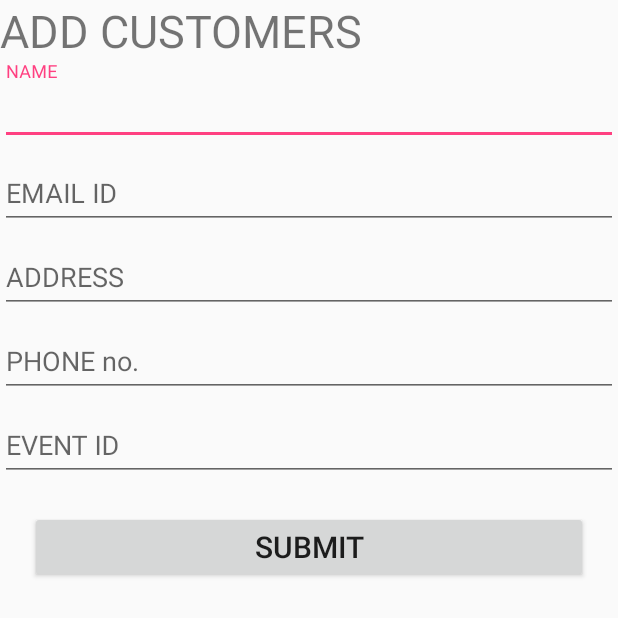
After one commit to anirudh1107/whiteBear, an Android app: the AddCustomer screen opened directly, with no data from a screen before it, on a phone screen of 412 x 824 dp, the top half of it. The commit adds this screen. Run offline under Robolectric (Android 15) with nearby library versions, the phone set to English and light mode, and no system bars; our stand-ins replace Firebase (no records; nobody signed in at launch, a user with empty details on screens opened directly).

Commit message:
ani - adding customer activity successfully working

```diff
--- a/app/build.gradle
+++ b/app/build.gradle
@@ -1,7 +1,7 @@
 apply plugin: 'com.android.application'
 
 android {
-    compileSdkVersion 26
+    compileSdkVersion 27
     defaultConfig {
         applicationId "com.example.android.whitebear"
         minSdkVersion 23
@@ -20,16 +20,18 @@ android {
 
 dependencies {
     implementation fileTree(include: ['*.jar'], dir: 'libs')
-    implementation 'com.android.support:appcompat-v7:26.1.0'
+    implementation 'com.android.support:appcompat-v7:27.0.2'
     implementation 'com.android.support.constraint:constraint-layout:1.0.2'
     implementation 'com.google.firebase:firebase-database:11.8.0'
     testImplementation 'junit:junit:4.12'
     androidTestImplementation 'com.android.support.test:runner:0.5'
     androidTestImplementation 'com.android.support.test.espresso:espresso-core:3.0.1'
-    implementation 'com.android.support:design:26.1.0'
+    implementation 'com.firebaseui:firebase-ui-database:3.2.1'
+    implementation 'com.android.support:design:27.0.2'
     compile 'com.github.badoualy:datepicker-timeline:c6dcd05737'
-    implementation 'com.android.support:cardview-v7:26.1.0'
+    implementation 'com.android.support:cardview-v7:27.0.2'
 }
 
 
+
 apply plugin: 'com.google.gms.google-services'
--- a/app/src/main/AndroidManifest.xml
+++ b/app/src/main/AndroidManifest.xml
@@ -16,6 +16,7 @@
                 <category android:name="android.intent.category.LAUNCHER" />
             </intent-filter>
         </activity>
+        <activity android:name=".AddCustomer"></activity>
     </application>
 
 </manifest>
--- /dev/null
+++ b/app/src/main/java/com/example/android/whitebear/AddCustomer.java
@@ -0,0 +1,89 @@
+package com.example.android.whitebear;
+
+import android.content.Intent;
+import android.support.design.widget.TextInputLayout;
+import android.support.v7.app.AppCompatActivity;
+import android.os.Bundle;
+import android.view.View;
+import android.widget.Button;
+import android.widget.EditText;
+import android.widget.TextView;
+
+import com.google.firebase.database.DatabaseReference;
+import com.google.firebase.database.FirebaseDatabase;
+
+import org.w3c.dom.Text;
+
+import java.util.Random;
+
+public class AddCustomer extends AppCompatActivity implements View.OnClickListener {
+
+    private TextInputLayout name;
+    private TextInputLayout address;
+    private TextInputLayout uid;
+    private TextInputLayout emailId;
+    private TextInputLayout phone;
+    private EditText name_edit;
+    private EditText address_edit;
+    private EditText uid_edit;
+    private EditText email_edit;
+    private EditText phone_edit;
+    private Button submit;
+    FirebaseDatabase database;
+    DatabaseReference reference;
+
+    @Override
+    protected void onCreate(Bundle savedInstanceState) {
+        super.onCreate(savedInstanceState);
+        setContentView(R.layout.activity_add_customer);
+
+        database=FirebaseDatabase.getInstance();
+        init();
+        submit.setOnClickListener(this);
+
+
+
+
+
+    }
+
+    void init()
+    {
+        name=findViewById(R.id.customer_add_name_wrapper);
+        address = findViewById(R.id.customer_add_address_wrapper);
+        uid=findViewById(R.id.customer_add_eventid_wrapper);
+        emailId=findViewById(R.id.customer_add_email_wrapper);
+        phone=findViewById(R.id.customer_add_phone_wrapper);
+        name_edit=findViewById(R.id.customer_add_name);
+        address_edit=findViewById(R.id.customer_add_address);
+        uid_edit=findViewById(R.id.customer_add_eventid);
+        email_edit=findViewById(R.id.customer_add_email);
+        phone_edit=findViewById(R.id.customer_add_phone);
+        submit=findViewById(R.id.add_customer_submit);
+
+        name.setHint("NAME");
+        address.setHint("ADDRESS");
+        uid.setHint("EVENT ID");
+        emailId.setHint("EMAIL ID");
+        phone.setHint("PHONE no.");
+    }
+
+    @Override
+    public void onClick(View view) {
+
+        reference=database.getReference().child("Users").push();
+        reference.child("name").setValue(name_edit.getText().toString());
+        reference.child("address").setValue(address_edit.getText().toString());
+        reference.child("eventId").setValue(uid_edit.getText().toString());
+        reference.child("emailId").setValue(email_edit.getText().toString());
+        reference.child("phone").setValue(phone_edit.getText().toString());
+
+        Random random=new Random(1000);
+        int x=random.nextInt();
+        String s="AB"+x;
+        reference.child("cusId").setValue(s);
+
+        startActivity(new Intent(AddCustomer.this,MainActivity.class));
+        finish();
+    }
+}
--- /dev/null
+++ b/app/src/main/res/layout/activity_add_customer.xml
@@ -0,0 +1,86 @@
+<?xml version="1.0" encoding="utf-8"?>
+<LinearLayout xmlns:android="http://schemas.android.com/apk/res/android"
+    xmlns:app="http://schemas.android.com/apk/res-auto"
+    xmlns:tools="http://schemas.android.com/tools"
+    android:layout_width="match_parent"
+    android:layout_height="match_parent"
+    android:orientation="vertical"
+    tools:context="com.example.android.whitebear.AddCustomer">
+
+    <TextView
+        android:layout_width="match_parent"
+        android:layout_height="wrap_content"
+        android:text="ADD CUSTOMERS"
+        android:textSize="30dp"
+        />
+
+    <android.support.design.widget.TextInputLayout
+        android:id="@+id/customer_add_name_wrapper"
+        android:layout_width="match_parent"
+        android:layout_height="wrap_content">
+        <EditText
+            android:id="@+id/customer_add_name"
+            android:layout_width="match_parent"
+            android:layout_height="wrap_content"
+            />
+
+    </android.support.design.widget.TextInputLayout>
+
+    <android.support.design.widget.TextInputLayout
+        android:id="@+id/customer_add_email_wrapper"
+        android:layout_width="match_parent"
+        android:layout_height="wrap_content">
+        <EditText
+            android:id="@+id/customer_add_email"
+            android:layout_width="match_parent"
+            android:layout_height="wrap_content"
+            />
+
+    </android.support.design.widget.TextInputLayout>
+
+    <android.support.design.widget.TextInputLayout
+        android:id="@+id/customer_add_address_wrapper"
+        android:layout_width="match_parent"
+        android:layout_height="wrap_content">
+        <EditText
+            android:id="@+id/customer_add_address"
+            android:layout_width="match_parent"
+            android:layout_height="wrap_content"
+            />
+
+    </android.support.design.widget.TextInputLayout>
+
+    <android.support.design.widget.TextInputLayout
+        android:id="@+id/customer_add_phone_wrapper"
+        android:layout_width="match_parent"
+        android:layout_height="wrap_content">
+        <EditText
+            android:id="@+id/customer_add_phone"
+            android:layout_width="match_parent"
+            android:maxLength="10"
+            android:layout_height="wrap_content"
+            />
+
+    </android.support.design.widget.TextInputLayout>
+
+    <android.support.design.widget.TextInputLayout
+        android:id="@+id/customer_add_eventid_wrapper"
+        android:layout_width="match_parent"
+        android:layout_height="wrap_content">
+        <EditText
+            android:id="@+id/customer_add_eventid"
+            android:layout_width="match_parent"
+            android:layout_height="wrap_content"
+            />
+
+        <Button
+            android:layout_margin="20dp"
+            android:id="@+id/add_customer_submit"
+            android:layout_width="match_parent"
+            android:layout_height="wrap_content"
+            android:text="SUBMIT"
+            android:textSize="20sp"
+            />
+    </android.support.design.widget.TextInputLayout>
+
+</LinearLayout>
--- a/app/src/main/res/layout/customer_element.xml
+++ b/app/src/main/res/layout/customer_element.xml
@@ -64,9 +64,8 @@
                     android:layout_height="wrap_content"
                     android:orientation="horizontal">
                     <TextView
-                        android:layout_width="0dp"
+                        android:layout_width="wrap_content"
                         android:layout_height="wrap_content"
-                        android:layout_weight="1"
                         android:text="Client Name:"
                         android:textStyle="bold"
                         />
@@ -74,7 +73,6 @@
                         android:id="@+id/customer_name"
                         android:layout_width="wrap_content"
                         android:layout_height="wrap_content"
-                        android:layout_weight="1"
                         />
 
                 </LinearLayout>
@@ -161,7 +159,7 @@
                     android:layout_width="0dp"
                     android:layout_height="wrap_content"
                     android:layout_weight="1"
-                    android:text="Client Email Id:"
+                    android:text="ClientId:"
                     android:textStyle="bold"
                     />
                 <TextView
--- a/app/src/main/res/layout/layout_fragment1.xml
+++ b/app/src/main/res/layout/layout_fragment1.xml
@@ -12,6 +12,7 @@
     </android.support.v7.widget.RecyclerView>
 
     <android.support.design.widget.FloatingActionButton
+        android:id="@+id/add_customer_fab"
         android:layout_width="wrap_content"
         android:layout_height="wrap_content"
         android:layout_alignParentBottom="true"
```
